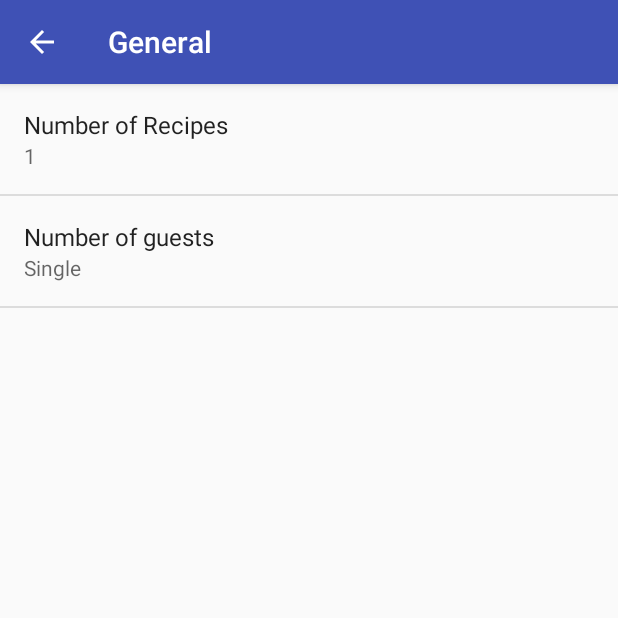
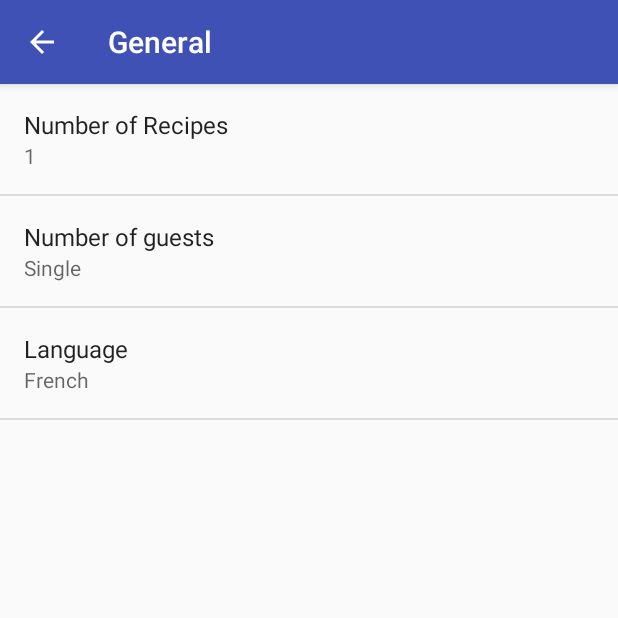
Before and after one commit to RafaleSoft/CoachACook, an Android app: the SettingsManager screen opened directly, with no data from a screen before it, after a tap on "General", on a phone screen of 412 x 824 dp, the top half of it. Run offline under Robolectric (Android 15) with nearby library versions, the light colour scheme and no system bars.

Commit message:
Added language support in Settings.

```diff
--- a/app/src/main/java/com/rafalesoft/org/coachacook/SettingsManager.java
+++ b/app/src/main/java/com/rafalesoft/org/coachacook/SettingsManager.java
@@ -224,6 +224,7 @@ public class SettingsManager extends AppCompatPreferenceActivity
             // guidelines.
             bindPreferenceSummaryToValue(findPreference(getString(R.string.number_recipes_key)));
             bindPreferenceSummaryToValue(findPreference(getString(R.string.number_guests_key)));
+            bindPreferenceSummaryToValue(findPreference(getString(R.string.language_key)));
         }
     }
 
--- a/app/src/main/res/values/strings.xml
+++ b/app/src/main/res/values/strings.xml
@@ -21,6 +21,8 @@
     <string name="speech_repete">répète</string>
     <string name="speech_recommence">recommence</string>
     <string name="speech_not_understood">Je n\'ai pas compris, veuillez répéter</string>
+    <string name="speech_recipe_start">C\'est le début dela recette</string>
+    <string name="speech_recipe_over">La recette est terminée</string>
 
     <!-- GUI -->
         <!-- Buttons -->
@@ -96,6 +98,108 @@
             <item>4</item>
         </string-array>
 
+        <string name="pref_title_language">Language</string>
+        <string name="pref_summary_language">Select the language for recipe speech</string>
+        <string name="language_key">language_key</string>
+        <string-array name="pref_language_list_titles">
+            <item>Bengali</item>
+            <item>Chinese</item>
+            <item>Czech</item>
+            <item>Danish</item>
+            <item>Dutch</item>
+            <item>English</item>
+            <item>Estonian</item>
+            <item>Finnish</item>
+            <item>French</item>
+            <item>German</item>
+            <item>Greek</item>
+            <item>Hindi</item>
+            <item>Hungarian</item>
+            <item>Indonesian</item>
+            <item>Italian</item>
+            <item>Japanese</item>
+            <item>Korean</item>
+            <item>Nepali</item>
+            <item>Norwegian</item>
+            <item>Polish</item>
+            <item>Portuguese</item>
+            <item>Romanian</item>
+            <item>Sinhala</item>
+            <item>Slovak</item>
+            <item>Spanish</item>
+            <item>Swedish</item>
+            <item>Thai</item>
+            <item>Turkish</item>
+            <item>Ukrainian</item>
+            <item>Vietnamese</item>
+        </string-array>
+        <string-array name="pref_language_list_values">
+            <item>bn_BD</item>
+            <item>zh_CN</item>
+            <item>cs_CZ</item>
+            <item>da_DK</item>
+            <item>nl_NL</item>
+            <item>en_GB</item>
+            <item>et_EE</item>
+            <item>fi_FI</item>
+            <item>fr_FR</item>
+            <item>de_DE</item>
+            <item>el_GR</item>
+            <item>hi_IN</item>
+            <item>hu_HU</item>
+            <item>in_ID</item>
+            <item>it_IT</item>
+            <item>ja_JP</item>
+            <item>ko_KR</item>
+            <item>ne_NP</item>
+            <item>nb_NO</item>
+            <item>pl_PL</item>
+            <item>pt_PT</item>
+            <item>ro_RO</item>
+            <item>ru_RU</item>
+            <item>si_LK</item>
+            <item>sk_SK</item>
+            <item>es_ES</item>
+            <item>sv_SE</item>
+            <item>th_TH</item>
+            <item>tr_TR</item>
+            <item>uk_UA</item>
+            <item>vi_VN</item>
+        </string-array>
+    <!--
+    bn_BD, Bengali ( BANGLADESH )
+    zh_CN, Chinese ( CHINA )
+    cs_CZ, Czech ( CZECHIA )
+    da_DK, Danish ( DENMARK)
+    nl_NL, Dutch ( NETHERLANDS )
+    en_GB, English ( UNITED KINGDOM )
+    et_EE, Estonian ( ESTONIA )
+    fi_FI, Finnish ( FINLAND )
+    fr_FR, French ( FRANCE )
+    de_DE, German ( GERMANY)
+    el_GR, Greek ( GREECE )
+    hi_IN, Hindi ( INDIA )
+    hu_HU, Hungarian ( HUNGARY )
+    in_ID, Indonesian ( INDONESIA )
+    it_IT, Italian ( ITALY )
+    ja_JP, Japanese ( JAPAN )
+    ko_KR, Korean  ( KOREA, REPUBLIC OF )
+    ne_NP, Nepali ( NEPAL )
+    nb_NO, Norwegian ( NORWAY )
+    pl_PL, Polish  ( POLAND )
+    pt_PT, Portuguese ( PORTUGAL )
+    ro_RO, Romanian ( ROMANIA )
+    ru_RU, Russian ( RUSSIAN FEDERATION )
+    si_LK, Sinhala ( SRI LANKA )
+    sk_SK, Slovak ( SLOVAKIA )
+    es_ES, Spanish ( SPAIN)
+    sv_SE, Swedish ( SWEDEN )
+    th_TH, Thai ( THAILAND )
+    tr_TR, Turkish ( TURKEY )
+    uk_UA, Ukrainian ( UKRAINE )
+    vi_VN, Vietnamese ( VIET NAM )
+    -->
+
         <!-- Example settings for Recipe Generation -->
         <string name="pref_header_recipe_gen">Recipe generation</string>
 
--- a/app/src/main/res/xml/pref_general.xml
+++ b/app/src/main/res/xml/pref_general.xml
@@ -23,4 +23,14 @@
         android:title="@string/pref_title_number_guests"
         android:summary="@string/pref_summary_number_guests"/>
 
+    <ListPreference
+        android:defaultValue="fr_FR"
+        android:entries="@array/pref_language_list_titles"
+        android:entryValues="@array/pref_language_list_values"
+        android:key="@string/language_key"
+        android:negativeButtonText="@null"
+        android:positiveButtonText="@null"
+        android:title="@string/pref_title_language"
+        android:summary="@string/pref_summary_language"/>
+
 </PreferenceScreen>
```
Also changed, not shown: app/src/main/java/com/rafalesoft/org/coachacook/ChooseRecipe.java (+10 -9 lines), app/src/main/java/com/rafalesoft/org/coachacook/RecipeSpeech.java (+20 -7 lines).
